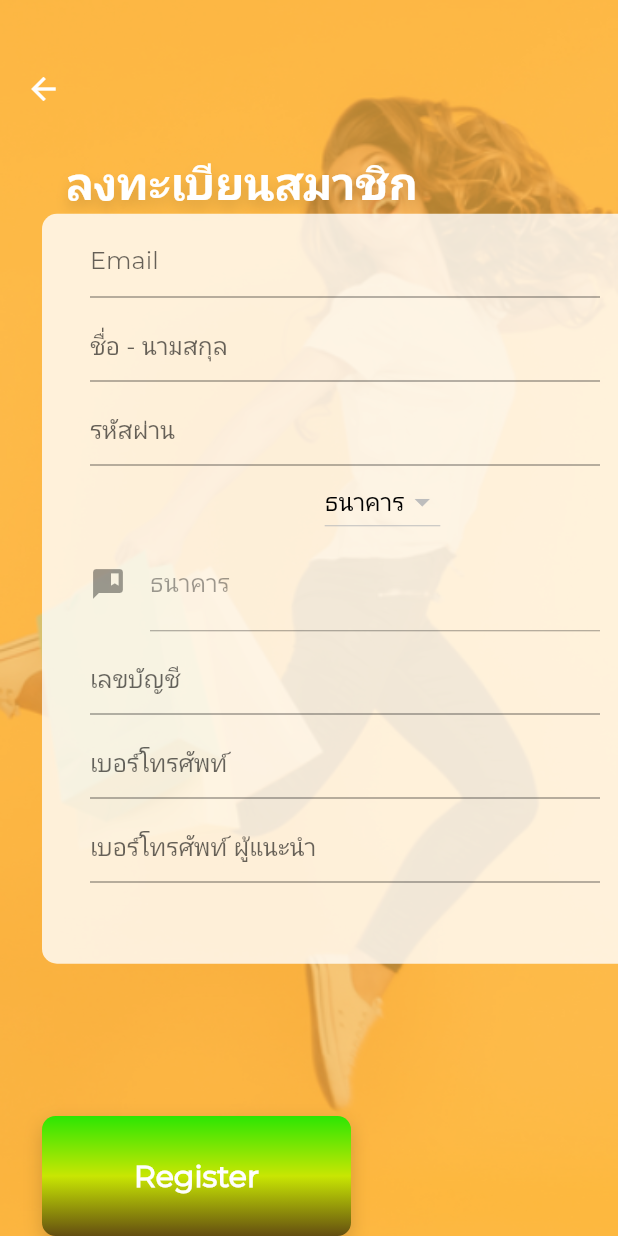
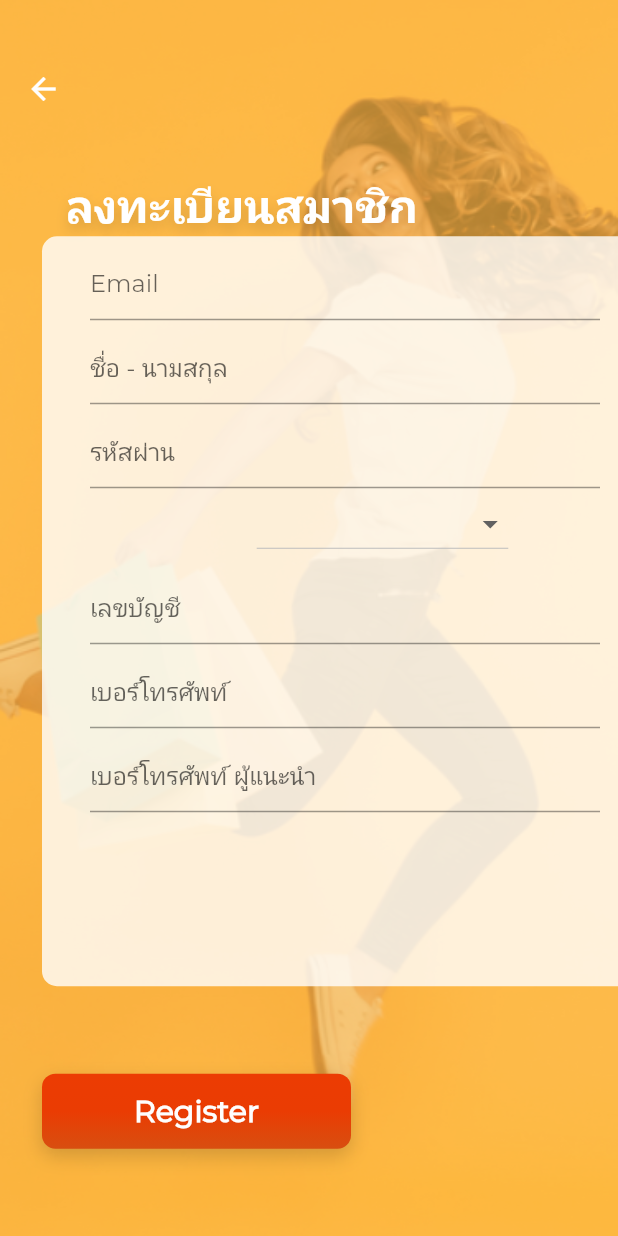
Before and after one commit to sojunbon/meplus, a Flutter app: the RegisterPage screen opened directly, on a phone screen of 412 x 824 dp. Run offline on Flutter 3.47's test engine with Material 2 defaults, Android fonts, the phone set to English and light mode, and no system bars; our stand-ins replace cloud_firestore, connectivity, data_connection_checker, firebase_auth, firebase_core, firebase_storage and 11 more; missing offline and left inert: apple_sign_in, cloud_firestore_web, connectivity_for_web, firebase_auth_web, firebase_core_web, flutter_page_indicator and 4 more; accounts and stored records are empty; statements that could not run were skipped.

Commit message:
update register bank data

```diff
--- a/lib/screens/authen/dropdownlist.dart
+++ b/lib/screens/authen/dropdownlist.dart
@@ -10,12 +10,6 @@ class _Dropdownlist extends State<Dropdownlist> {
 
   @override
   Widget build(BuildContext context) {
-    //return new Container(
-    //  decoration: new BoxDecoration(color: Colors.white),
-    //  child: new Center(
-    //    child: new Text("Hello, World!"),
-    // ),
-
     return Scaffold(
       appBar: AppBar(
         title: Text('DropDown'),
--- a/lib/screens/authen/register_page.dart
+++ b/lib/screens/authen/register_page.dart
@@ -48,7 +48,7 @@ class _RegisterPageState extends State<RegisterPage> {
   var selectbank, selectedType;
   DocumentSnapshot currentCategory;
   String categoryname;
-
+  String selectbankname;
   @override
   Widget build(BuildContext context) {
     Widget title = Text(
@@ -84,13 +84,14 @@ class _RegisterPageState extends State<RegisterPage> {
           //if (formKey.currentState.validate()) {
           //  formKey.currentState.save();
           print(
-              'name = $nameString,namesirname = $nameString, email = $emailString, password = $passwordString , bankname = $banknamestr , bankaccount = $bankacctstr , phone = $mobilestr  , mobilerefer = $phonereferstr ');
+              'name = $nameString,namesirname = $nameString, email = $emailString, password = $passwordString , bankname = $selectbankname , bankaccount = $bankacctstr , phone = $mobilestr  , mobilerefer = $phonereferstr ');
 
           // --- convert TextEditingController ---
           disname = nameString.text;
           dismail = emailString.text;
           dispass = passwordString.text;
-          disbank = banknamestr.text;
+          disbank = selectbankname;
+          //banknamestr.text;
           disacct = bankacctstr.text;
           disphone = mobilestr.text;
           disrefer = phonereferstr.text;
@@ -230,6 +231,7 @@ class _RegisterPageState extends State<RegisterPage> {
                           DocumentSnapshot snap = snapshot.data.documents[i];
                           var getbankname =
                               snapshot.data.documents[i].data['bankname'];
+
                           currencyItems.add(
                             DropdownMenuItem(
                               child: Text(
@@ -249,40 +251,64 @@ class _RegisterPageState extends State<RegisterPage> {
                             //    size: 25.0, color: Color(0xff5b86e5)),
                             SizedBox(width: 50.0),
                             DropdownButton(
-                              items: currencyItems,
-                              onChanged: (banknamestr) {
-                                //onChanged: (value) {
-                                final snackBar = SnackBar(
-                                  content: Text(
-                                    'เลือกธนาคาร $banknamestr',
+                              //items: currencyItems,
+
+                              //value: selectbank,
+                              //isExpanded: false,
+                              value: selectbankname,
+                              items: <String>[
+                                'ธนาคารกสิกรไทย',
+                                'ธนาคารกรุงเทพ',
+                                'ธนาคารกรุงไทย',
+                                'ธนาคารออมสิน',
+                                'ธนาคารไทยพานิชย์',
+                                'ธนาคารทหารไทย',
+                                'ธนาคารกรุงศรีอยุธยา',
+                                'ธนาคารธนชาติ',
+                                'ธนาคารยูโอบี',
+                              ].map<DropdownMenuItem<String>>((String value) {
+                                return DropdownMenuItem<String>(
+                                  value: value,
+                                  child: Text(value),
+                                );
+                              }).toList(),
+                              hint: Text(
+                                "",
                                 style: TextStyle(
                                     color: Colors.black,
+                                    fontSize: 16,
+                                    fontWeight: FontWeight.w600),
                               ),
-                                  ),
-                                );
-                                Scaffold.of(context).showSnackBar(snackBar);
+                              onChanged: (String value) {
+                                setState(() {
+                                  selectbankname = value;
+                                  //banknamestr =
+                                  //    selectbankname as TextEditingController;
+                                });
                               },
-                              value: selectbank,
-                              isExpanded: false,
-                              hint: new Text(
-                                "ธนาคาร",
-                                style: TextStyle(
-                                  color: Colors.black,
-                                ),
-                              ),
                             ),
                           ],
                         );
                       }
                     }),
+                //TextFormField(initialValue: "I am smart")
                 // ------------------------------------------------------------
-                new TextFormField(
-                  initialValue: selectbank,
+
+                // ซ่อน ข้อความ Text field
+                Visibility(
+                  // showing the child widget
+                  visible: false,
+
+                  child: TextFormField(
+                    initialValue: selectbankname,
+                    //controller: banknamestr,
                     enabled: false,
+
                     decoration: const InputDecoration(
                       icon: const Icon(Icons.comment_bank),
                       hintText: 'ธนาคาร',
                       labelText: 'ธนาคาร',
+                    ),
                   ),
                 ),
                 Padding(
@@ -366,16 +392,16 @@ class _RegisterPageState extends State<RegisterPage> {
                 crossAxisAlignment: CrossAxisAlignment.start,
                 mainAxisAlignment: MainAxisAlignment.start,
                 children: <Widget>[
-                  Spacer(flex: 1),
+                  Spacer(flex: 2),
                   title,
                   //Spacer(),
                   //subTitle,
                   //Spacer(flex: 2),
                   registerForm,
                   Spacer(flex: 1),
-                  //registerButton,
-                  DropDown,
-
+                  registerButton,
+                  //DropDown,
+                  Spacer(),
                   //Spacer(flex: 1),
                   // Padding(
                   //     padding: EdgeInsets.only(bottom: 20),
```
Also changed, not shown: 1 other file. Lines whose indentation alone changed are shown as unchanged.
